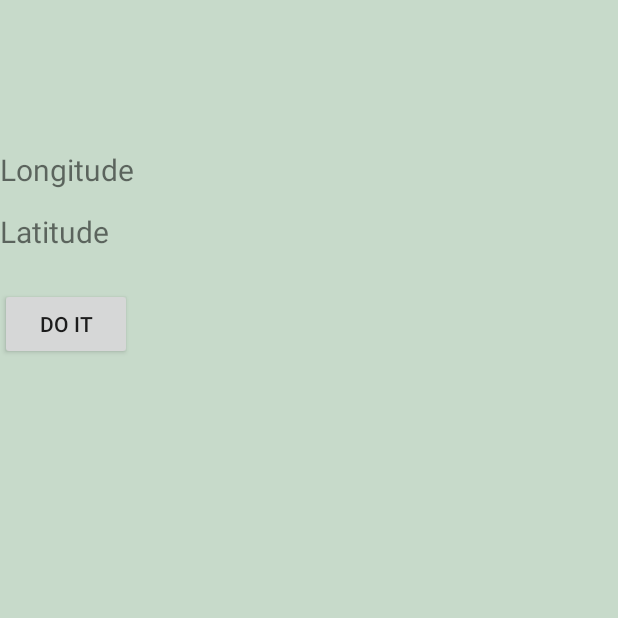
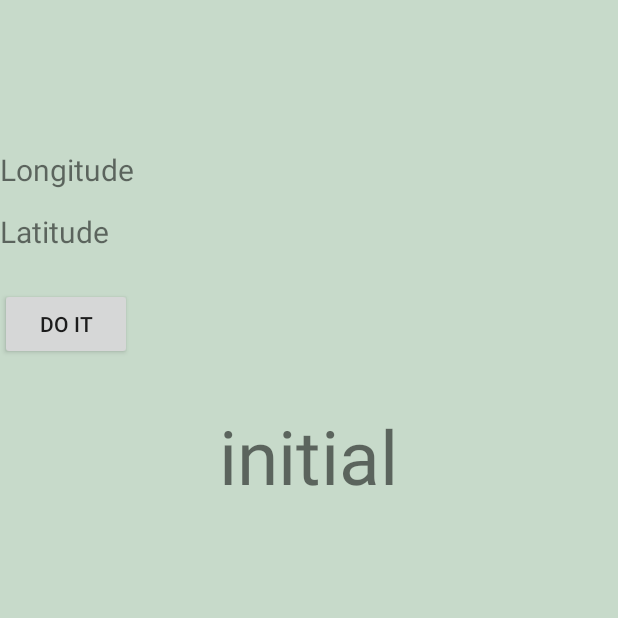
Before and after one commit to maheshuk31/KillerRobotApplication, an Android app: the GPSActivity screen opened directly, with no data from a screen before it, on a phone screen of 412 x 824 dp, the top half of it. Run offline under Robolectric (Android 15) with nearby library versions, the phone set to English and light mode, and no system bars.

```diff
--- a/app/src/main/res/layout/content_gps.xml
+++ b/app/src/main/res/layout/content_gps.xml
@@ -37,4 +37,14 @@
         android:layout_below="@+id/txtLati"
         android:layout_marginTop="24dp"
         android:text="Do It" />
+
+    <TextView
+        android:id="@+id/txtTest"
+        android:layout_width="wrap_content"
+        android:layout_height="wrap_content"
+        android:layout_below="@+id/btnGetGPS"
+        android:layout_centerHorizontal="true"
+        android:layout_marginTop="30dp"
+        android:textSize="50dp"
+        android:text="initial" />
 </RelativeLayout>
```
Also changed, not shown: app/src/main/java/com/example/maheshuk31/killerrobotapplication/GPSActivity.java (+33 -13 lines).
